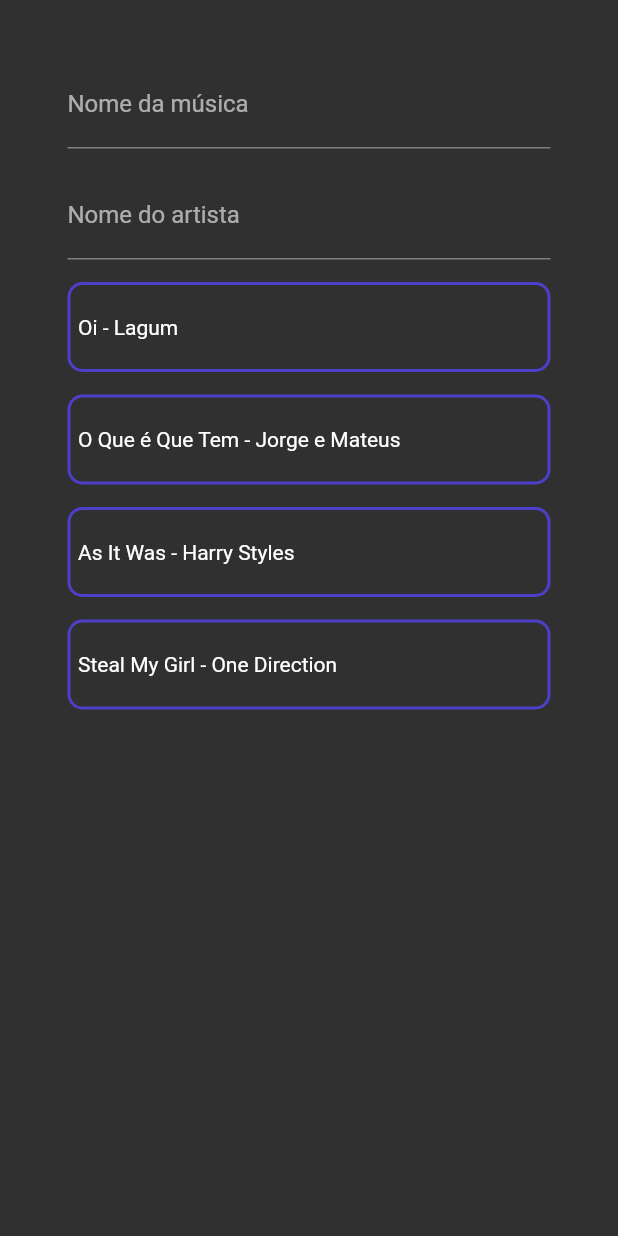
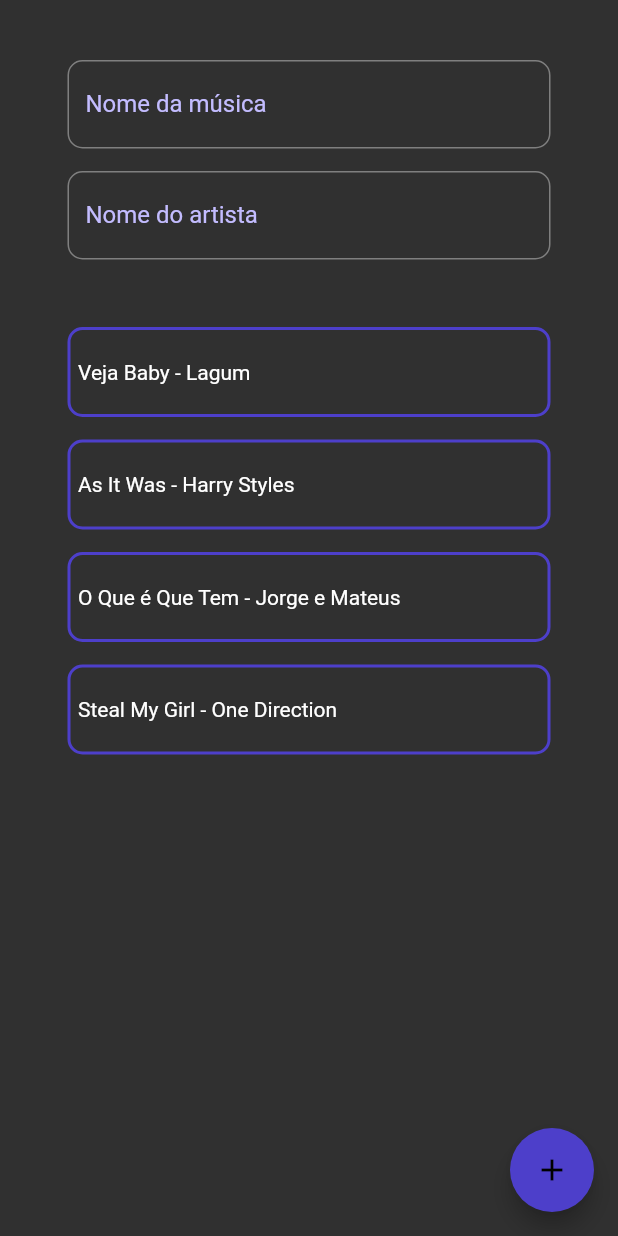
Before and after one commit to IsabelaMarques07/listSongs, a Flutter app: the screen it shows after launch, on a phone screen of 412 x 824 dp. Run offline on Flutter 3.47's test engine with Material 2 defaults, Android fonts, the light colour scheme and no system bars.

Commit message:
adicao de musicas com floating action button

```diff
--- a/lib/pages/components/isabela_form.dart
+++ b/lib/pages/components/isabela_form.dart
@@ -4,12 +4,19 @@
   final String label;
   final Function()? onEditingComplete;
   final TextEditingController? userInputController;
+  final FocusNode? focusNode;
 
-  IsabelaForm({required this.label, this.userInputController, this.onEditingComplete});
+  IsabelaForm({
+    required this.label,
+    this.userInputController,
+    this.onEditingComplete,
+    this.focusNode
+    });
 
   @override
   Widget build(BuildContext context){
     return TextFormField(
+      focusNode: focusNode,
       controller: userInputController ,
       decoration: InputDecoration(
         label: Text(label),
--- a/lib/pages/list_page.dart
+++ b/lib/pages/list_page.dart
@@ -10,40 +10,31 @@
     return _ListPageState();
   }
 }
+class _ListPageState extends State<ListPage>{
 
   List<Song> songList = [
-  Song(name: "Oi", artist: "Lagum"),
+    Song(name: "Veja Baby", artist: "Lagum"),
+    Song(name: "As It Was", artist: "Harry Styles"),
     Song(name: "O Que é Que Tem", artist: "Jorge e Mateus"),
-  Song(name: "As It Was", artist: "Harry Styles"),
     Song(name: "Steal My Girl", artist: "One Direction" ),
   ];
 
-class _ListPageState extends State<ListPage>{
-
   TextEditingController nameController = TextEditingController();
   TextEditingController artistController = TextEditingController();
+  FocusNode nameFocus = FocusNode();
+  FocusNode artistFocus = FocusNode();
 
-  String initialNameValue = '';
-    String initialArtistValue = '';
-
-  updateValue({required String nameValue, required String artistValue}){
+  addNewSong({required String songName, required String songArtist}){
     setState(() {
-      initialNameValue = nameValue;
-      initialArtistValue = artistValue;
-    });
-  }
-
-  cleanValue(){
-     setState(() {
-      initialNameValue = '';
-      initialArtistValue = '';
+      songList.insert(0, Song(name: songName, artist: songArtist));
     });
   }
 
   @override
   Widget build(BuildContext context){
     return Scaffold(
-      body: Padding(
+      body: SingleChildScrollView(
+      child: Padding(
         padding: EdgeInsets.only(
           left: AppPaddings.borderPadding,
           right: AppPaddings.borderPadding,
@@ -52,43 +43,46 @@
         child: Column(children: [
           IsabelaForm(
             label:'Nome da música',
+            focusNode: nameFocus,
             userInputController: nameController,
+            onEditingComplete: (){
+              artistFocus.nextFocus();
+            },
           ),
           const SizedBox(height: 15),
           IsabelaForm(
             label:'Nome do artista',
-            userInputController: artistController,
-            onEditingComplete: (){
-               updateValue(nameValue: nameController.text, artistValue: artistController.text);
-            },
+            focusNode: artistFocus,
+            userInputController: artistController
             ),
-            const SizedBox(height: 15),
-            SingleChildScrollView(
-              child: Column(children: [
+          const SizedBox(height: 45),
+          Column(children: [
             ListView.separated(
               separatorBuilder: (BuildContext context, int index){
-                    return const SizedBox(height: 15,);
+                return const SizedBox(height: 15);
               },
               shrinkWrap: true,
               itemCount: songList.length,
               itemBuilder: (context, index){
                 var listItem = songList[index];
-                    return MouseRegion(
-                      cursor: SystemMouseCursors.click,
-                    child: GestureDetector(
-                      onTap: (){print(listItem.name);},
-                      child: IsabelaCard(
+                return IsabelaCard(
                 leftText: listItem.name,
                 rightText: " - "+listItem.artist,
-                  )
-                  )
               );
             })
-              ],)
-            )
+          ],),
         ]
       ),
     )
+  ),
+
+  floatingActionButton: FloatingActionButton(
+        onPressed: () {
+           addNewSong(songName: nameController.text, songArtist: artistController.text);
+        },
+        backgroundColor:  Color.fromARGB(255, 77, 63, 202),
+        child: const Icon(Icons.add),
+      ),
   );
   }
 }
--- a/lib/theme/theme.dart
+++ b/lib/theme/theme.dart
@@ -1,44 +1,17 @@
 import 'package:flutter/material.dart';
 
 const _primarySwatch = Colors.cyan;
-const _appBarColor =Colors.cyan;
-const _appBarTextColor = Colors.black;
-const _appBarIconColor = Colors.black;
 
-const _inputBorderColor = Colors.black;
-
-ThemeData lightTheme = ThemeData(
-  brightness: Brightness.light,
-  primarySwatch: _primarySwatch,
-  elevatedButtonTheme: ElevatedButtonThemeData(
-    style: ElevatedButton.styleFrom(
-      primary: Colors.black,
-      onPrimary: Colors.cyan,
-    ),
-  ),
-  appBarTheme: const AppBarTheme(
-    titleTextStyle: TextStyle(color: _appBarTextColor, fontSize: 25),
-    backgroundColor: _appBarColor,
-    iconTheme: IconThemeData(color: _appBarIconColor),
-  ),
-  inputDecorationTheme: InputDecorationTheme(
-    border: OutlineInputBorder(),
-    focusedBorder: OutlineInputBorder(borderSide: BorderSide(color: _inputBorderColor), borderRadius: BorderRadius.circular(10)),
-  ),
-);
+const _inputBorderColor =  Color.fromARGB(255, 195, 188, 255);
 
 ThemeData darkTheme = ThemeData(
   brightness: Brightness.dark,
   primarySwatch: _primarySwatch,
-  elevatedButtonTheme: ElevatedButtonThemeData(
-    style: ElevatedButton.styleFrom(
-      primary: Colors.cyan,
-      onPrimary: Colors.black,
-    ),
-  ),
-  appBarTheme: const AppBarTheme(
-    titleTextStyle: TextStyle(color: Colors.cyan, fontSize: 25),
-    backgroundColor: Colors.black,
-    iconTheme: IconThemeData(color: Colors.cyan),
+    inputDecorationTheme: InputDecorationTheme(
+    labelStyle: const TextStyle(
+              color:  Color.fromARGB(255, 195, 188, 255),
+            ),
+    border: OutlineInputBorder(borderRadius: BorderRadius.circular(10)),
+    focusedBorder: OutlineInputBorder(borderSide: BorderSide(color: _inputBorderColor), borderRadius: BorderRadius.circular(10)),
   ),
 );
```
Lines whose indentation alone changed are shown as unchanged.
